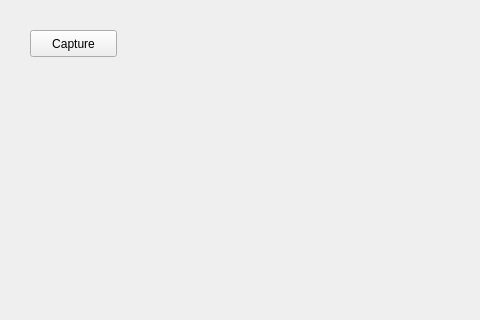
Before: the Qt Designer form pc/master/mainwindow.ui in plule/pfe-costumes, drawn with Qt 5; both pictures show x 0 to 480 and y 0 to 320 of the 800 by 600 pixel window.
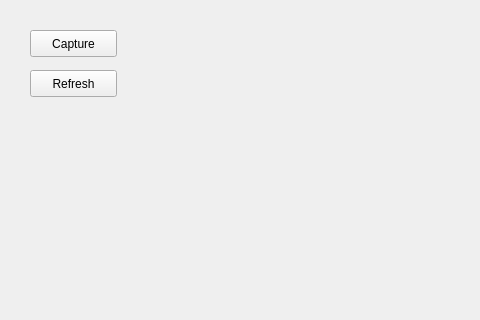
After: the same form once the commit is applied.

Commit message: correct gphoto message handler,refresh button

Patch:
```diff
--- a/pc/master/mainwindow.ui
+++ b/pc/master/mainwindow.ui
@@ -27,6 +27,19 @@
      <string>Capture</string>
     </property>
    </widget>
+   <widget class="QPushButton" name="pushButton_2">
+    <property name="geometry">
+     <rect>
+      <x>30</x>
+      <y>70</y>
+      <width>87</width>
+      <height>27</height>
+     </rect>
+    </property>
+    <property name="text">
+     <string>Refresh</string>
+    </property>
+   </widget>
   </widget>
   <widget class="QMenuBar" name="menubar">
    <property name="geometry">
```
The commit also changes 9 other files.
